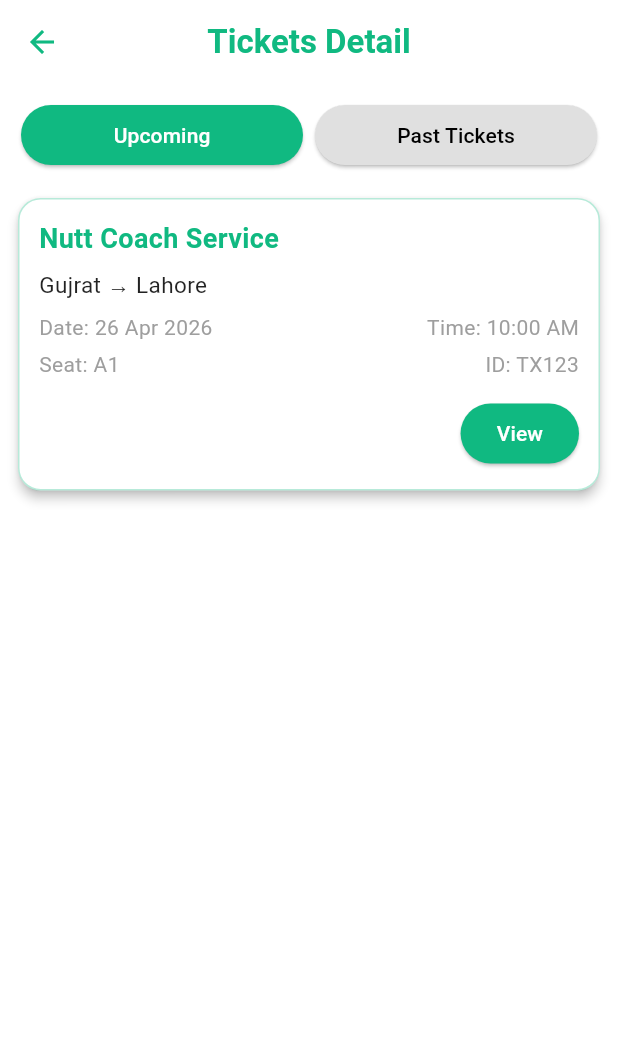
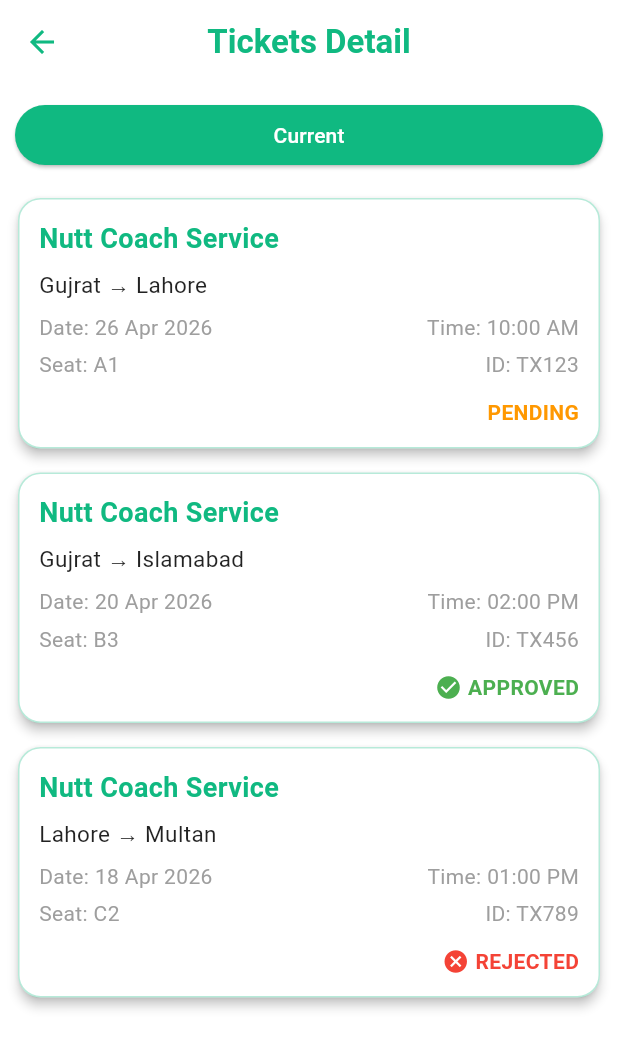
Before and after one commit to aqsasuleman085-blip/Nutt-Travel-Gujrat, a Flutter app: the TicketsScreen screen opened directly, on a phone screen of 412 x 824 dp. Shown: the top 1048 px of the screen. Run offline on Flutter 3.47's test engine with Material 3 defaults, Android fonts, the phone set to English and light mode, and no system bars; our stand-ins replace firebase_auth, firebase_core, image_picker, shared_preferences; accounts and stored records are empty.

Commit message:
final three

```diff
--- a/lib/main.dart
+++ b/lib/main.dart
@@ -1,3 +1,5 @@
+import 'package:firebase_core/firebase_core.dart';
+import 'package:flutter/foundation.dart';
 import 'package:flutter/material.dart';
 import 'package:nutt/admin_side/core/constants/app_constants.dart';
 import 'package:nutt/admin_side/providers/auth_provider.dart';
@@ -10,6 +12,23 @@ import 'package:provider/provider.dart';
 import 'package:shared_preferences/shared_preferences.dart';
 
 void main() async {
+  WidgetsFlutterBinding.ensureInitialized();
+
+  if (kIsWeb) {
+    await Firebase.initializeApp(
+      options: const FirebaseOptions(
+        apiKey: "AIzaSyB7EuxWgstYll8_IeYMObk-Py9UkUvQvHc",
+        authDomain: "nutt-setup.firebaseapp.com",
+        projectId: "nutt-setup",
+        storageBucket: "nutt-setup.firebasestorage.app",
+        messagingSenderId: "788481227164",
+        appId: "1:788481227164:web:e4fca5b41e40ff89a7b059",
+      ),
+    );
+  } else {
+   await Firebase.initializeApp();
+  }
+
   WidgetsFlutterBinding.ensureInitialized();
   final prefs = await SharedPreferences.getInstance();
 
--- a/lib/user/tickets_screen.dart
+++ b/lib/user/tickets_screen.dart
@@ -8,31 +8,72 @@ class TicketsScreen extends StatefulWidget {
 }
 
 class _TicketsScreenState extends State<TicketsScreen> {
-  int selectedIndex = 0; // 0 = Upcoming, 1 = Past
+  final Color themeColor = const Color(0xff10B981);
 
-  final Color themeColor = const Color(0xff10B981); // ✅ Emerald Green
-
-  final List<Map<String, String>> upcomingTickets = [
+  final List<Map<String, String>> tickets = [
     {
       "bus": "Nutt Coach Service",
       "route": "Gujrat → Lahore",
       "date": "26 Apr 2026",
       "time": "10:00 AM",
       "seat": "A1",
-      "id": "TX123"
+      "id": "TX123",
+      "status": "pending"
     },
-  ];
-
-  final List<Map<String, String>> pastTickets = [
     {
       "bus": "Nutt Coach Service",
       "route": "Gujrat → Islamabad",
       "date": "20 Apr 2026",
       "time": "02:00 PM",
       "seat": "B3",
-      "id": "TX456"
+      "id": "TX456",
+      "status": "approved"
+    },
+    {
+      "bus": "Nutt Coach Service",
+      "route": "Lahore → Multan",
+      "date": "18 Apr 2026",
+      "time": "01:00 PM",
+      "seat": "C2",
+      "id": "TX789",
+      "status": "rejected"
     },
   ];
+
+  Widget buildStatus(String status) {
+    Color color;
+    IconData? icon;
+
+    switch (status) {
+      case "approved":
+        color = Colors.green;
+        icon = Icons.check_circle;
+        break;
+      case "rejected":
+        color = Colors.red;
+        icon = Icons.cancel;
+        break;
+      default:
+        color = Colors.orange;
+        icon = null;
+    }
+
+    return Row(
+      mainAxisSize: MainAxisSize.min,
+      children: [
+        if (icon != null)
+          Icon(icon, color: color, size: 18),
+        if (icon != null) const SizedBox(width: 4),
+        Text(
+          status.toUpperCase(),
+          style: TextStyle(
+            color: color,
+            fontWeight: FontWeight.bold,
+          ),
+        ),
+      ],
+    );
+  }
 
   Widget buildTicketCard(Map<String, String> ticket) {
     return Card(
@@ -62,6 +103,7 @@ class _TicketsScreenState extends State<TicketsScreen> {
               style: const TextStyle(fontSize: 15, color: Colors.black87),
             ),
             const SizedBox(height: 8),
+
             Row(
               mainAxisAlignment: MainAxisAlignment.spaceBetween,
               children: [
@@ -75,7 +117,9 @@ class _TicketsScreenState extends State<TicketsScreen> {
                 ),
               ],
             ),
+
             const SizedBox(height: 5),
+
             Row(
               mainAxisAlignment: MainAxisAlignment.spaceBetween,
               children: [
@@ -89,19 +133,14 @@ class _TicketsScreenState extends State<TicketsScreen> {
                 ),
               ],
             ),
+
             const SizedBox(height: 12),
 
+            // 🔹 STATUS
             Row(
               mainAxisAlignment: MainAxisAlignment.end,
               children: [
-                ElevatedButton(
-                  style: ElevatedButton.styleFrom(
-                    backgroundColor: themeColor,
-                    foregroundColor: Colors.white,
-                  ),
-                  onPressed: () {},
-                  child: const Text("View"),
-                ),
+                buildStatus(ticket["status"]!),
               ],
             )
           ],
@@ -110,7 +149,7 @@ class _TicketsScreenState extends State<TicketsScreen> {
     );
   }
 
-  Widget buildList(List<Map<String, String>> tickets) {
+  Widget buildList() {
     if (tickets.isEmpty) {
       return const Center(
         child: Text(
@@ -128,44 +167,22 @@ class _TicketsScreenState extends State<TicketsScreen> {
     );
   }
 
-  Widget getCurrentScreen() {
-    return selectedIndex == 0
-        ? buildList(upcomingTickets)
-        : buildList(pastTickets);
-  }
-
-  Widget buildTopButtons() {
+  Widget buildTopButton() {
     return Padding(
       padding: const EdgeInsets.symmetric(horizontal: 10, vertical: 10),
       child: Row(
         children: [
-          buildButton("Upcoming", 0),
-          buildButton("Past Tickets", 1),
+          Expanded(
+            child: ElevatedButton(
+              style: ElevatedButton.styleFrom(
+                backgroundColor: themeColor,
+                foregroundColor: Colors.white,
+              ),
+              onPressed: () {},
+              child: const Text("Current"),
+            ),
+          ),
         ],
-      ),
-    );
-  }
-
-  Widget buildButton(String text, int index) {
-    bool isSelected = selectedIndex == index;
-
-    return Expanded(
-      child: Padding(
-        padding: const EdgeInsets.symmetric(horizontal: 4),
-        child: ElevatedButton(
-          style: ElevatedButton.styleFrom(
-            backgroundColor:
-                isSelected ? themeColor : Colors.grey.shade300,
-            foregroundColor:
-                isSelected ? Colors.white : Colors.black,
-          ),
-          onPressed: () {
-            setState(() {
-              selectedIndex = index;
-            });
-          },
-          child: Text(text),
-        ),
       ),
     );
   }
@@ -192,8 +209,8 @@ class _TicketsScreenState extends State<TicketsScreen> {
 
       body: Column(
         children: [
-          buildTopButtons(),
-          Expanded(child: getCurrentScreen()),
+          buildTopButton(),
+          Expanded(child: buildList()),
         ],
       ),
     );
--- a/lib/welcome_screen.dart
+++ b/lib/welcome_screen.dart
@@ -2,7 +2,6 @@ import 'package:flutter/material.dart';
 import 'package:nutt/admin/admin_login_screen.dart';
 import 'package:nutt/user/login.dart';
 import 'package:nutt/user/seats_selection.dart';
-import 'package:nutt/user/signup.dart';
 import 'package:shared_preferences/shared_preferences.dart';
 
 // / 🔹 WELCOME SCREEN (WHITE + EMERALD)
--- a/pubspec.yaml
+++ b/pubspec.yaml
@@ -34,6 +34,8 @@ dependencies:
   # The following adds the Cupertino Icons font to your application.
   # Use with the CupertinoIcons class for iOS style icons.
   cupertino_icons: ^1.0.8
+  firebase_core: ^2.32.0
+  firebase_auth: ^4.19.0
   provider: ^6.0.5
   shared_preferences: ^2.0.15
   image_picker: ^1.0.4   # ✅ added for profile image picker
```
Also changed, not shown: lib/user/home_screen.dart (+33 -11 lines), lib/user/login.dart (+32 -6 lines), lib/user/signup.dart (+42 -6 lines), lib/admin_side/admin_side.dart (line endings or trailing spaces), lib/user/auth_service.dart (added), lib/user/buses_screen.dart (line endings or trailing spaces), lib/user/button.dart (line endings or trailing spaces), lib/user/colors.dart (line endings or trailing spaces), lib/user/picker.dart (line endings or trailing spaces), lib/user/seats_selection.dart (line endings or trailing spaces), pubspec.lock, 7 other files.
